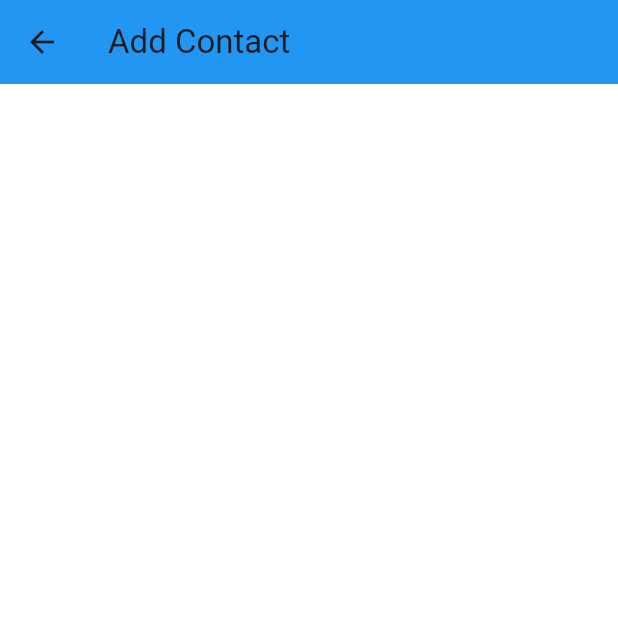
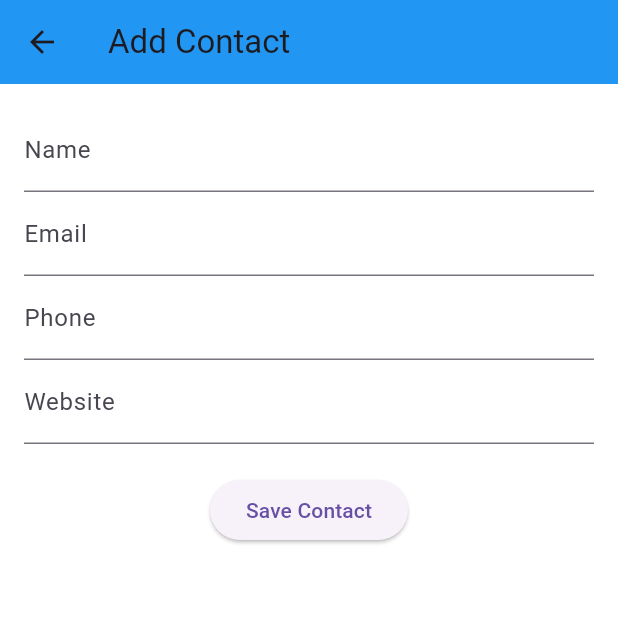
Before and after one commit to sumitpanchal18/Flutter-Practice, a Flutter app: the screen it shows after launch, after a tap on the "add" icon, on a phone screen of 412 x 824 dp, the top half of it. Run offline on Flutter 3.47's test engine with Material 3 defaults, Android fonts, the phone set to English and light mode, and no system bars; our stand-ins replace sqflite; accounts and stored records are empty.

Commit message:
Project SetUp

```diff
--- a/lib/Activity/AddContact.dart
+++ b/lib/Activity/AddContact.dart
@@ -1,7 +1,32 @@
 import 'package:flutter/material.dart';
 
-class AddContact extends StatelessWidget {
+class AddContact extends StatefulWidget {
   const AddContact({super.key});
+
+  @override
+  State<AddContact> createState() => _AddContactState();
+}
+
+class _AddContactState extends State<AddContact> {
+  final _nameController = TextEditingController();
+  final _emailController = TextEditingController();
+  final _phoneController = TextEditingController();
+  final _websiteController = TextEditingController();
+
+  void _saveContact() {
+    if (_nameController.text.isNotEmpty) {
+      // Create a contact map
+      final newContact = {
+        'name': _nameController.text,
+        'email': _emailController.text,
+        'phone': _phoneController.text,
+        'website': _websiteController.text,
+      };
+
+      // Return the contact data to the HomePage
+      Navigator.pop(context, newContact);
+    }
+  }
 
   @override
   Widget build(BuildContext context) {
@@ -9,6 +34,34 @@ class AddContact extends StatelessWidget {
       appBar: AppBar(
         title: const Text("Add Contact"),
       ),
+      body: Padding(
+        padding: const EdgeInsets.all(16.0),
+        child: Column(
+          children: [
+            TextField(
+              controller: _nameController,
+              decoration: const InputDecoration(labelText: 'Name'),
+            ),
+            TextField(
+              controller: _emailController,
+              decoration: const InputDecoration(labelText: 'Email'),
+            ),
+            TextField(
+              controller: _phoneController,
+              decoration: const InputDecoration(labelText: 'Phone'),
+            ),
+            TextField(
+              controller: _websiteController,
+              decoration: const InputDecoration(labelText: 'Website'),
+            ),
+            const SizedBox(height: 20),
+            ElevatedButton(
+              onPressed: _saveContact,
+              child: const Text("Save Contact"),
+            ),
+          ],
+        ),
+      ),
     );
   }
 }
--- a/lib/Activity/HomePage.dart
+++ b/lib/Activity/HomePage.dart
@@ -1,75 +1,104 @@
 import 'package:flutter/material.dart';
-import 'package:practice_flutter/utills/MyRoutes.dart';
+import '../utills/DatabaseHelper.dart';
+import 'AddContact.dart';
 
-class HomePage extends StatelessWidget {
+class HomePage extends StatefulWidget {
   const HomePage({super.key});
+
+  @override
+  State<HomePage> createState() => _HomePageState();
+}
+
+class _HomePageState extends State<HomePage> {
+  // List to hold contacts from the database
+  List<Map<String, dynamic>> contacts = [];
+
+  @override
+  void initState() {
+    super.initState();
+    _loadContacts();  // Load contacts from database when the page is first loaded
+  }
+
+  // Load contacts from the database
+  Future<void> _loadContacts() async {
+    final dbContacts = await DatabaseHelper.instance.getContacts();
+    setState(() {
+      contacts = dbContacts;  // Update the contacts list after fetching from database
+    });
+  }
+
+  // Function to navigate to AddContact page and get the new contact data
+  Future<void> _navigateAndDisplaySelection(BuildContext context) async {
+    // Wait for the AddContact page to return data
+    final result = await Navigator.push(
+      context,
+      MaterialPageRoute(builder: (context) => const AddContact()),
+    );
+
+    // If data is returned, insert it into the database and update the UI
+    if (result != null) {
+      await DatabaseHelper.instance.insertContact(result);
+      _loadContacts();  // Refresh contacts list from the database
+    }
+  }
+
+  // Function to delete a contact
+  Future<void> _deleteContact(int id, int index) async {
+    await DatabaseHelper.instance.deleteContact(id);
+    setState(() {
+      contacts.removeAt(index); // Remove the contact from the list
+    });
+
+    ScaffoldMessenger.of(context).showSnackBar(
+      SnackBar(content: Text('Contact deleted')),
+    );
+  }
 
   @override
   Widget build(BuildContext context) {
     return Scaffold(
-      appBar: AppBar(title: const Text('Contact List')),
-      drawer: Drawer(
-        clipBehavior: Clip.antiAlias,
-        backgroundColor: Colors.white,
-        width: 250.0,
-        elevation: 10.0,
-        child: ListView(
-          children: [
-            DrawerHeader(
-              decoration: const BoxDecoration(color: Colors.lightBlueAccent),
-              child: Column(
-                crossAxisAlignment: CrossAxisAlignment.start,
-                children: [
-                  const SizedBox(height: 10),
-                  Image.asset('assets/images/profile.png',
-                      height: 50, width: 50),
-                  const SizedBox(height: 8),
-                  const Text("Sumit Panchal",
-                      style: TextStyle(fontSize: 25, color: Colors.black)),
-                  const Text("panchalsumit187@gmail.com",
-                      style: TextStyle(fontSize: 15, color: Colors.black)),
-                ],
+      appBar: AppBar(
+        title: const Text("Contact List"),
+      ),
+      body: contacts.isEmpty
+          ? const Center(child: Text('No contacts available'))
+          : ListView.builder(
+        itemCount: contacts.length,
+        itemBuilder: (context, index) {
+          final contact = contacts[index];
+
+          // Use Dismissible to enable swipe-to-delete
+          return Dismissible(
+            key: Key(contact['id'].toString()), // Unique key for each item
+            direction: DismissDirection.endToStart, // Only allow swipe to the right
+            onDismissed: (direction) {
+              _deleteContact(contact['id'], index);
+            },
+            background: Container(
+              color: Colors.red,
+              alignment: Alignment.centerRight,
+              padding: const EdgeInsets.symmetric(horizontal: 20.0),
+              child: const Icon(
+                Icons.delete,
+                color: Colors.white,
               ),
             ),
-            ListTile(
-              leading:
-                  Image.asset('assets/images/home.png', width: 30, height: 30),
-              title: const Text("Home"),
-              onTap: () {},
+            child: Card(
+              margin: const EdgeInsets.all(8.0),
+              child: ListTile(
+                title: Text(contact['name'] ?? ''),
+                subtitle: Text('${contact['email']}\n${contact['phone']}'),
+                isThreeLine: true,
+                trailing: Text(contact['website'] ?? ''),
+              ),
             ),
-            ListTile(
-              leading:
-                  Image.asset('assets/images/call.png', width: 30, height: 30),
-              title: const Text("Call"),
-              onTap: () {},
-            ),
-            ListTile(
-              leading: Image.asset('assets/images/contact.png',
-                  width: 30, height: 30),
-              title: const Text("Contact"),
-              onTap: () {},
-            ),
-            ListTile(
-              leading: Image.asset('assets/images/logout.png',
-                  width: 30, height: 30),
-              title: const Text("Log out"),
-              onTap: () {
-                print("Clicked on logout");
-              },
-            ),
-          ],
-        ),
+          );
+        },
       ),
       floatingActionButton: FloatingActionButton(
-        onPressed: () {
-          // Navigate to AddContact page when FAB is pressed
-          Navigator.pushNamed(context, MyRoutes.contactRoute);
-        },
+        onPressed: () => _navigateAndDisplaySelection(context),
         backgroundColor: Colors.indigo,
-        child: const Icon(
-          Icons.add,
-          color: Colors.white,
-        ),
+        child: const Icon(Icons.add),
       ),
     );
   }
--- /dev/null
+++ b/lib/utills/DatabaseHelper.dart
@@ -0,0 +1,55 @@
+import 'package:sqflite/sqflite.dart';
+import 'package:path/path.dart';
+
+class DatabaseHelper {
+  static final DatabaseHelper instance = DatabaseHelper._init();
+  static Database? _database;
+
+  DatabaseHelper._init();
+
+  Future<Database> get database async {
+    if (_database != null) return _database!;
+    _database = await _initDB('contacts.db');
+    return _database!;
+  }
+
+  Future<Database> _initDB(String path) async {
+    final dbPath = await getDatabasesPath();
+    final dbLocation = join(dbPath, path);
+    return await openDatabase(dbLocation, version: 1, onCreate: _createDB);
+  }
+
+  // Create table
+  Future _createDB(Database db, int version) async {
+    const idType = 'INTEGER PRIMARY KEY AUTOINCREMENT';
+    const textType = 'TEXT NOT NULL';
+
+    await db.execute('''
+    CREATE TABLE contacts (
+      id $idType,
+      name $textType,
+      email $textType,
+      phone $textType,
+      website $textType
+    )
+    ''');
+  }
+
+  // Insert a new contact
+  Future<void> insertContact(Map<String, dynamic> contact) async {
+    final db = await instance.database;
+    await db.insert('contacts', contact);
+  }
+
+  // Get all contacts
+  Future<List<Map<String, dynamic>>> getContacts() async {
+    final db = await instance.database;
+    return await db.query('contacts');
+  }
+
+  // Delete a contact by ID
+  Future<void> deleteContact(int id) async {
+    final db = await instance.database;
+    await db.delete('contacts', where: 'id = ?', whereArgs: [id]);
+  }
+}
--- a/pubspec.yaml
+++ b/pubspec.yaml
@@ -32,6 +32,8 @@ dependencies:
     sdk: flutter
   fluttertoast: ^8.1.2
   logger: ^1.1.0
+  sqflite: ^2.0.0+4
+  path_provider: ^2.0.7
 
 
   # The following adds the Cupertino Icons font to your application.
```
Also changed, not shown: pubspec.lock, 2 other files.
